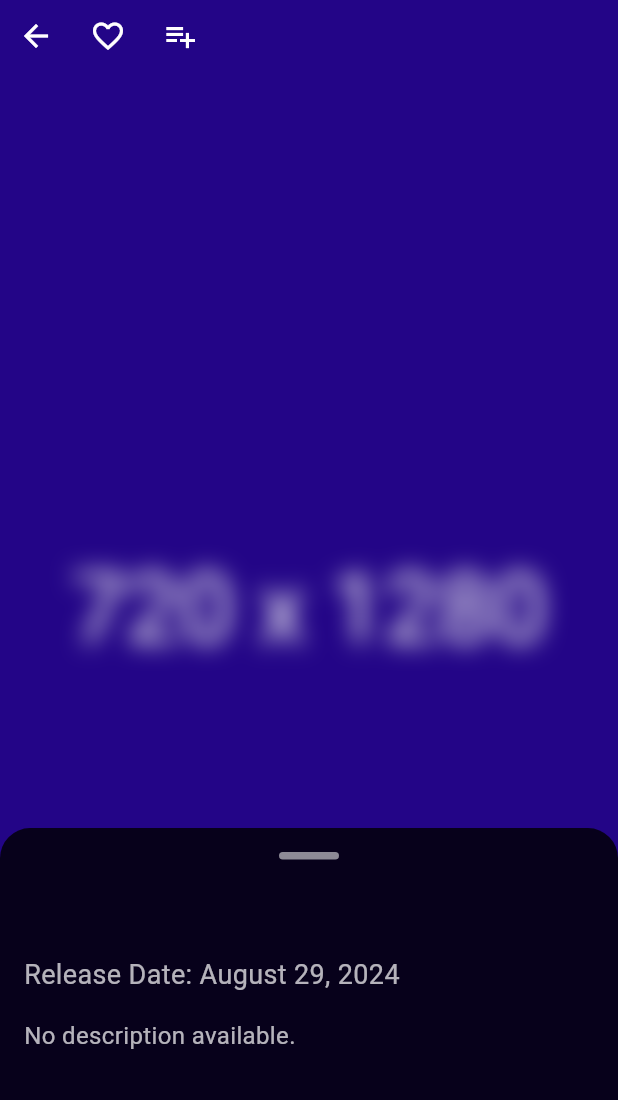
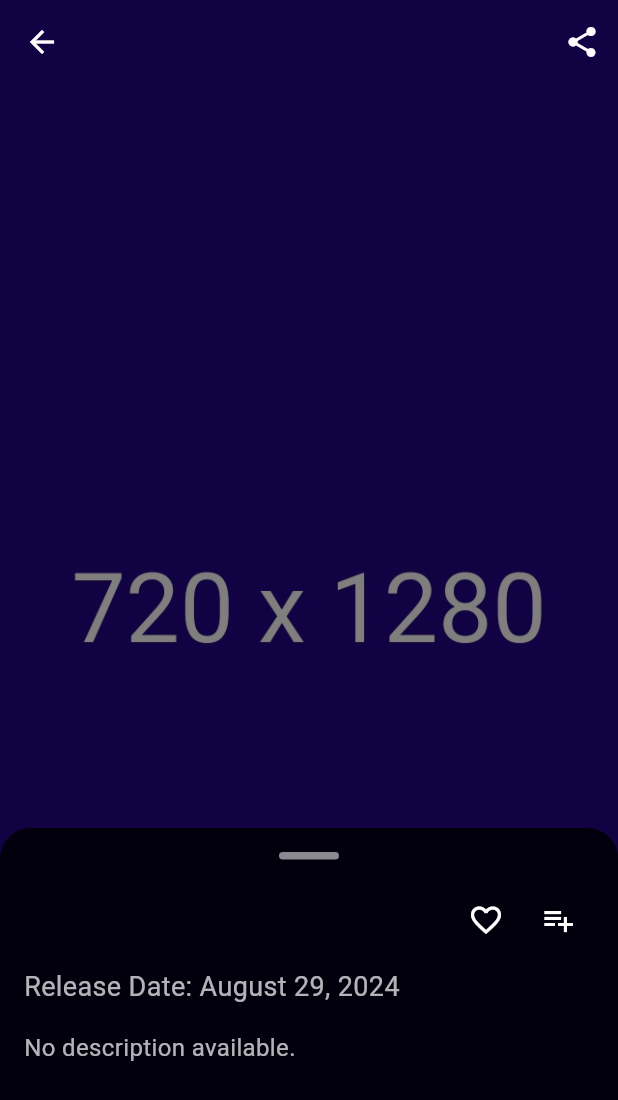
Before and after one commit to Nooneoneno/Dragons-Lair, a Flutter app: the GameDetailsPage screen opened directly with empty values, on a phone screen of 412 x 824 dp. Shown: the top 1100 px of the screen. Run offline on Flutter 3.47's test engine with Material 3 defaults, Android fonts, the phone set to English and light mode, and no system bars; our stand-ins replace carousel_slider, flutter_dotenv, flutter_typeahead, fluttertoast; network calls fail.

Commit message:
Updated game details page: - added an appbar - moved "favourite" and "add to library" buttons - added opacity fiilter to the background image

```diff
--- a/lib/ui/screens/game_details_page.dart
+++ b/lib/ui/screens/game_details_page.dart
@@ -12,6 +12,23 @@ class GameDetailsPage extends StatelessWidget {
   @override
   Widget build(BuildContext context) {
     return Scaffold(
+        extendBodyBehindAppBar: true,
+        appBar: AppBar(
+          backgroundColor: Colors.transparent,
+          elevation: 0,
+          leading: IconButton(
+            icon: Icon(Icons.arrow_back, color: Colors.white),
+            onPressed: () {
+              Navigator.pop(context);
+            },
+          ),
+          actions: [
+            IconButton(
+              icon: Icon(Icons.share, color: Colors.white),
+              onPressed: () {},
+            ),
+          ],
+        ),
         body: Stack(children: [
           game.coverUrl != null && game.coverUrl.isNotEmpty
               ? Image.network(
@@ -28,47 +45,16 @@ class GameDetailsPage extends StatelessWidget {
                 ),
           Positioned.fill(
             child: BackdropFilter(
-          filter: ImageFilter.blur(sigmaX: 8, sigmaY: 8),
+              filter: ImageFilter.blur(sigmaX: 0.2, sigmaY: 0.2),
               child: Container(
-            color:
-                Colors.black.withOpacity(0),
+                color: Colors.black.withOpacity(0.5),
               ),
-        ),
-      ),
-      SafeArea(
-        child: Row(
-          children: [
-            IconButton(
-              icon: Icon(Icons.arrow_back, color: Colors.white),
-              onPressed: () {
-                Navigator.pop(context);
-              },
-            ),
-            IconButton(
-              icon: Icon(Icons.favorite_border_outlined, color: Colors.white),
-              onPressed: () {
-              },
-            ),
-            IconButton(
-              icon: Icon(Icons.playlist_add, color: Colors.white),
-              onPressed: () {
-                Fluttertoast.showToast(
-                  msg: "Game added to your library!",
-                  toastLength: Toast.LENGTH_LONG,
-                  gravity: ToastGravity.TOP,
-                  backgroundColor: Colors.white,
-                  textColor: Colors.black87,
-                  fontSize: 16.0,
-                );
-              },
-            )
-          ],
             ),
           ),
           DraggableScrollableSheet(
             initialChildSize: 0.33,
             minChildSize: 0.33,
-        maxChildSize: 0.92,
+            maxChildSize: 0.94,
             builder: (BuildContext context, ScrollController scrollController) {
               return Container(
                 decoration: BoxDecoration(
@@ -95,13 +81,45 @@ class GameDetailsPage extends StatelessWidget {
                           margin: EdgeInsets.only(bottom: 16.0),
                         ),
                       ),
-                  Text(
+                      Row(
+                        mainAxisAlignment: MainAxisAlignment.spaceBetween,
+                        children: [
+                          Expanded(
+                            child: Text(
                               game.name,
                               style: TextStyle(
                                 color: Colors.white,
                                 fontSize: 28,
                                 fontWeight: FontWeight.bold,
                               ),
+                            ),
+                          ),
+                          Row(
+                            mainAxisAlignment: MainAxisAlignment.end,
+                            children: [
+                              IconButton(
+                                icon: Icon(Icons.favorite_border_outlined,
+                                    color: Colors.white),
+                                onPressed: () {
+                                },
+                              ),
+                              IconButton(
+                                icon: Icon(Icons.playlist_add,
+                                    color: Colors.white),
+                                onPressed: () {
+                                  Fluttertoast.showToast(
+                                    msg: "Game added to your library!",
+                                    toastLength: Toast.LENGTH_LONG,
+                                    gravity: ToastGravity.TOP,
+                                    backgroundColor: Colors.white,
+                                    textColor: Colors.black87,
+                                    fontSize: 16.0,
+                                  );
+                                },
+                              ),
+                            ],
+                          ),
+                        ],
                       ),
                       SizedBox(height: 8),
                       Text(
```
Lines whose indentation alone changed are shown as unchanged.
